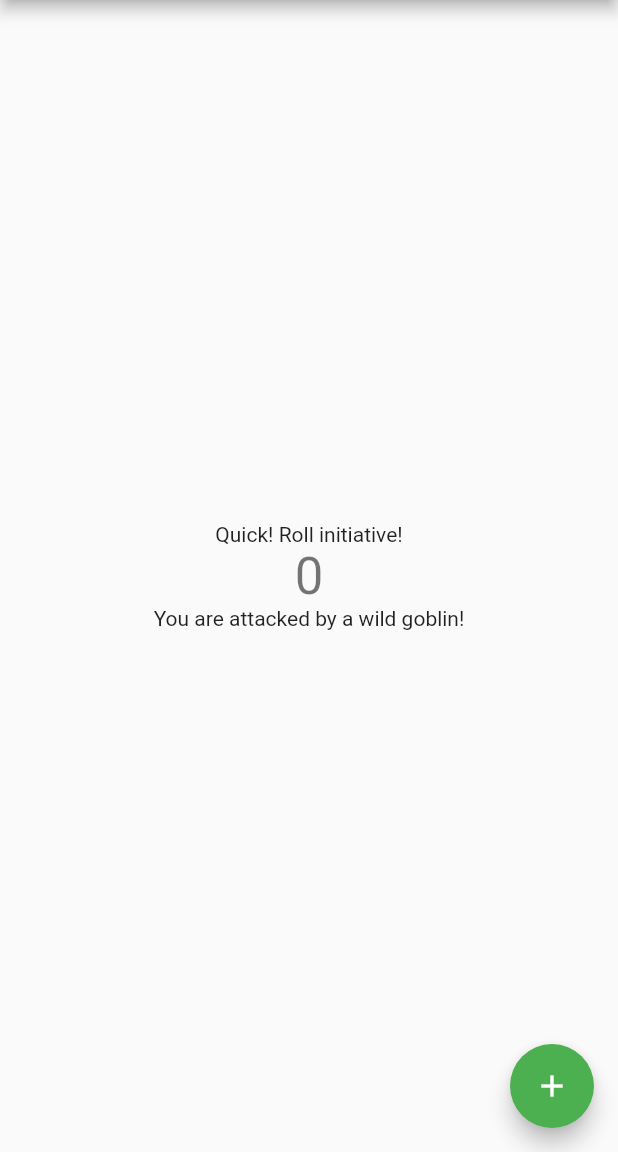
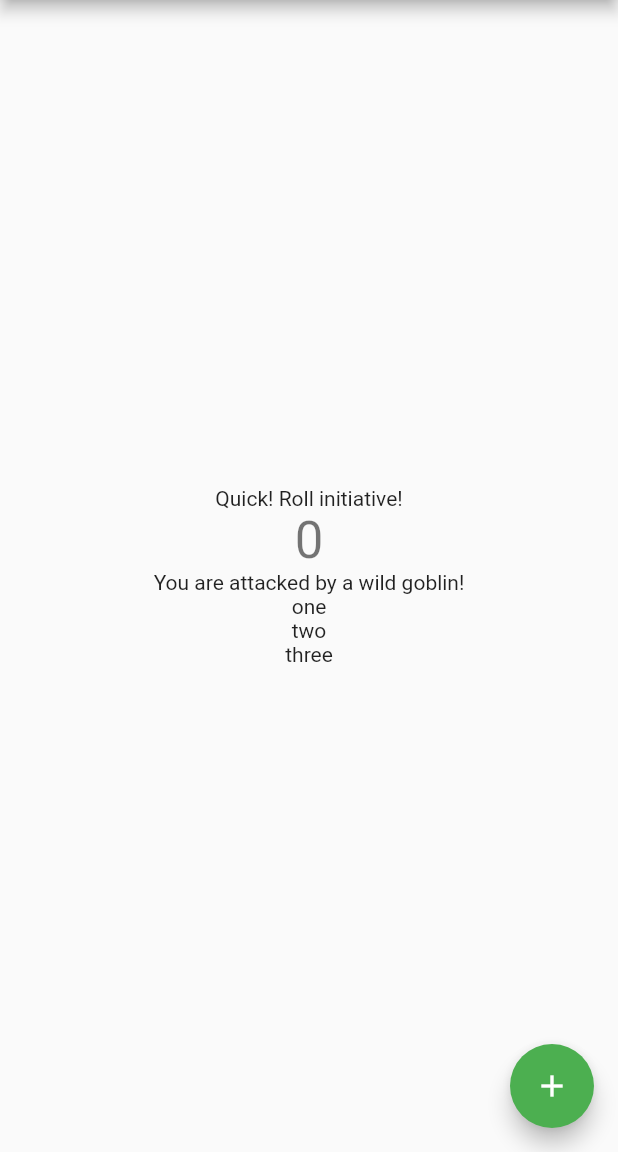
Before and after one commit to BoldtJ/learn-flutter, a Flutter app: the screen it shows after launch, on a phone screen of 412 x 824 dp, the part 84-1236 px from its top. Run offline on Flutter 3.47's test engine with Material 2 defaults, Android fonts, the phone set to English and light mode, and no system bars.

Commit message:
messing with lists

```diff
--- a/lib/main.dart
+++ b/lib/main.dart
@@ -37,6 +37,7 @@ class MyApp extends StatelessWidget {
 class MyHomePage extends StatefulWidget {
   MyHomePage({Key key, this.title}) : super(key: key);
 
+
   // This widget is the home page of your application. It is stateful, meaning
   // that it has a State object (defined below) that contains fields that affect
   // how it looks.
@@ -54,7 +55,7 @@ class MyHomePage extends StatefulWidget {
 
 class _MyHomePageState extends State<MyHomePage> {
   int _counter = 0;
-
+  List monList = ['one', 'two', 'three'];
   void _incrementCounter() {
     setState(() {
       // This call to setState tells the Flutter framework that something has
@@ -99,6 +100,9 @@ class _MyHomePageState extends State<MyHomePage> {
               // center the children vertically; the main axis here is the vertical
               // axis because Columns are vertical (the cross axis would be
               // horizontal).
+
+
+
           mainAxisAlignment: MainAxisAlignment.center,
           children: <Widget>[
             Text(
@@ -111,6 +115,12 @@ class _MyHomePageState extends State<MyHomePage> {
             Text(
              'You are attacked by a wild goblin!'
             ),
+
+            for (var monster in monList) Text(monster),
+
+
+
+
           ],
         ),
       ),
```
Lines whose indentation alone changed are shown as unchanged.
